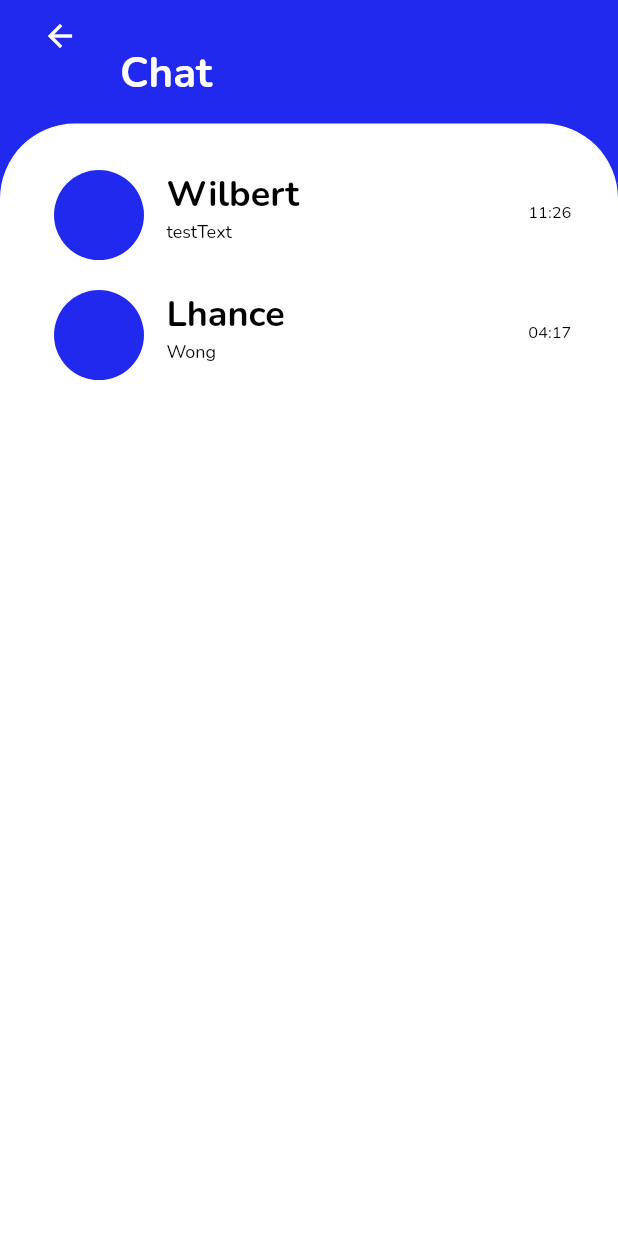
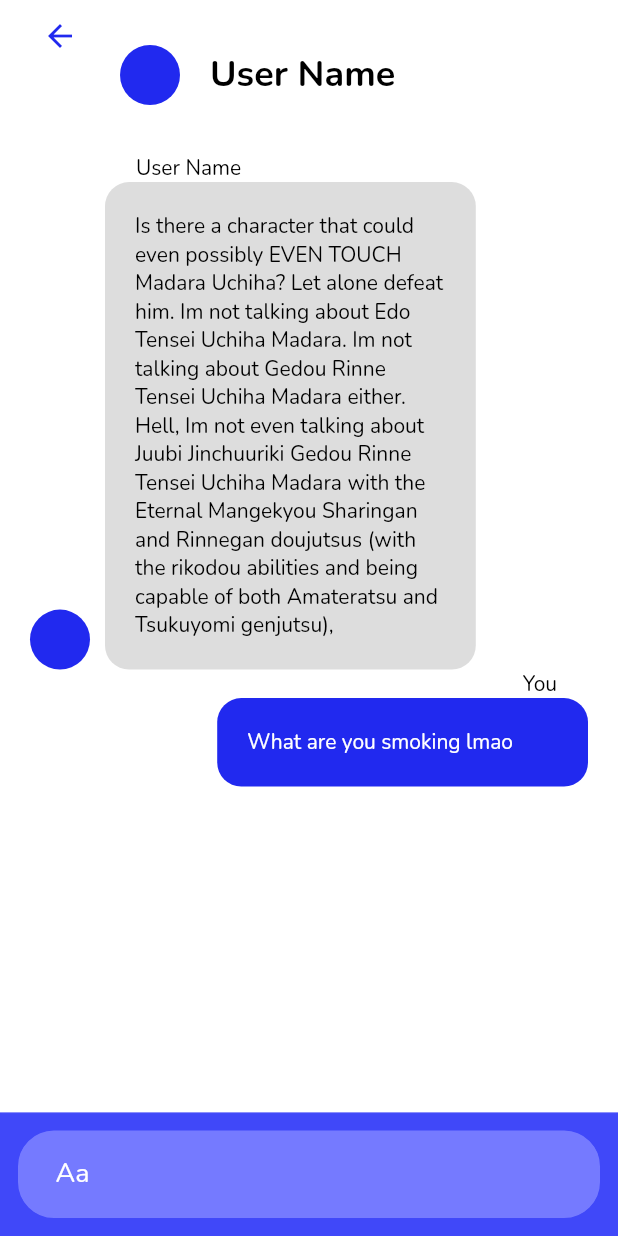
Before and after one commit to lhancewong/CSCI42-One-Big-Car, a Flutter app: the screen it shows after launch, on a phone screen of 412 x 824 dp. Run offline on Flutter 3.47's test engine with Material 2 defaults, Android fonts, the phone set to English and light mode, and no system bars; our stand-ins replace date_field, firebase_auth, firebase_core; missing offline and left inert: firebase_ui_auth; accounts and stored records are empty.

Commit message:
Added chat_page wireframe

```diff
--- a/lib/main.dart
+++ b/lib/main.dart
@@ -14,6 +14,7 @@ import 'package:one_big_car/pages/landing_page.dart';
 import 'package:one_big_car/pages/single_booking.dart';
 import 'package:one_big_car/pages/ride_history.dart';
 import 'package:one_big_car/pages/chat_selection.dart';
+import 'package:one_big_car/pages/chat_page.dart';
 
 Future<void> main() async {
   WidgetsFlutterBinding.ensureInitialized();
@@ -38,7 +39,7 @@ class MyApp extends StatelessWidget {
       theme: ThemeData(
         primarySwatch: Colors.blue,
       ),
-      initialRoute: '/ChatSelection',
+      initialRoute: '/ChatPage',
       routes: {
         '/': (context) => const Landing(),
         '/Homepage': (context) => const UserHomepage(),
@@ -46,6 +47,7 @@ class MyApp extends StatelessWidget {
         '/SingleBooking': (context) => const SingleBooking(),
         '/RideHistory': (context) => const RideHistory(),
         '/ChatSelection': (context) => const ChatSelection(),
+        '/ChatPage': (context) => const ChatPage(),
         '/LogIn': ((context) {
           return SignInScreen(
             actions: [
--- /dev/null
+++ b/lib/pages/chat_page.dart
@@ -0,0 +1,219 @@
+import 'package:firebase_auth/firebase_auth.dart'
+    hide EmailAuthProvider, PhoneAuthProvider;
+import 'package:flutter/material.dart';
+import 'package:intl/intl.dart';
+
+class ChatPage extends StatefulWidget {
+  const ChatPage({super.key});
+
+  @override
+  State<ChatPage> createState() => _ChatPageState();
+}
+
+class _ChatPageState extends State<ChatPage> {
+  final FirebaseAuth auth = FirebaseAuth.instance;
+
+  String getData() {
+    final User user = auth.currentUser!;
+    return user.displayName!;
+  }
+
+  @override
+  Widget build(BuildContext context) {
+    double screenHeight = MediaQuery.of(context).size.height;
+    double screenWidth = MediaQuery.of(context).size.width;
+
+    return Scaffold(
+      backgroundColor: Color.fromARGB(255, 255, 255, 255),
+      floatingActionButtonLocation: FloatingActionButtonLocation.startTop,
+      floatingActionButton: const BackButton(
+        color: Color.fromRGBO(33, 41, 239, 1),
+      ),
+      body: Stack(
+        children: [
+          Container(
+            margin: const EdgeInsets.symmetric(horizontal: 80, vertical: 30),
+
+            /// Top Bar containing chatter's icon and name
+            child: Row(
+              children: [
+                Container(
+                  width: 40,
+                  height: 40,
+                  decoration: BoxDecoration(
+                    shape: BoxShape.circle,
+                    color: Color.fromRGBO(33, 41, 239, 1),
+                  ),
+                ),
+                Container(
+                    margin: const EdgeInsets.only(left: 20),
+                    child: const Text(
+                      "User Name",
+                      style: const TextStyle(
+                        fontWeight: FontWeight.w600,
+                        fontSize: 24,
+                        fontFamily: 'Nunito',
+                        color: Color.fromARGB(255, 0, 0, 0),
+                      ),
+                    ))
+              ],
+            ),
+          ),
+
+          /// Chat messages of you and the chatter
+          Align(
+            alignment: Alignment.bottomCenter,
+            child: Container(
+              padding: const EdgeInsets.all(20.0),
+              height: screenHeight * 0.9,
+              child: Column(
+                children: [
+                  /// This is the person your chatting with's chat and icon (left side)
+                  Container(
+                    child: Row(
+                      crossAxisAlignment: CrossAxisAlignment.end,
+                      children: [
+                        Align(
+                          alignment: Alignment.bottomLeft,
+                          child: Container(
+                            width: 40,
+                            height: 40,
+                            decoration: BoxDecoration(
+                              shape: BoxShape.circle,
+                              color: Color.fromRGBO(33, 41, 239, 1),
+                            ),
+                          ),
+                        ),
+                        Container(
+                          child: Column(
+                            children: [
+                              Container(
+                                margin: const EdgeInsets.only(left: 10),
+                                width: screenWidth * 0.50,
+                                child: const Text(
+                                  "User Name",
+                                  style: const TextStyle(
+                                    fontWeight: FontWeight.w300,
+                                    fontSize: 14,
+                                    fontFamily: 'Nunito',
+                                    color: Color.fromARGB(255, 0, 0, 0),
+                                  ),
+                                  textAlign: TextAlign.left,
+                                ),
+                              ),
+                              Container(
+                                width: screenWidth * 0.60,
+                                decoration: const BoxDecoration(
+                                  borderRadius:
+                                      BorderRadius.all(Radius.circular(16)),
+                                  color: Color.fromARGB(255, 221, 221, 221),
+                                ),
+                                padding: const EdgeInsets.all(20),
+                                margin: const EdgeInsets.only(left: 10),
+                                child: const Text(
+                                  "Is there a character that could even possibly EVEN TOUCH Madara Uchiha? Let alone defeat him. Im not talking about Edo Tensei Uchiha Madara. Im not talking about Gedou Rinne Tensei Uchiha Madara either. Hell, Im not even talking about Juubi Jinchuuriki Gedou Rinne Tensei Uchiha Madara with the Eternal Mangekyou Sharingan and Rinnegan doujutsus (with the rikodou abilities and being capable of both Amateratsu and Tsukuyomi genjutsu), ",
+                                  style: const TextStyle(
+                                    fontWeight: FontWeight.w300,
+                                    fontSize: 14,
+                                    fontFamily: 'Nunito',
+                                    color: Color.fromARGB(255, 0, 0, 0),
+                                  ),
+                                ),
+                              ),
+                            ],
+                          ),
+                        )
+                      ],
+                    ),
+                  ),
+
+                  /// This is your chat and icon (right side)
+                  Container(
+                    child: Row(
+                      crossAxisAlignment: CrossAxisAlignment.start,
+                      mainAxisAlignment: MainAxisAlignment.end,
+                      children: [
+                        Container(
+                          child: Column(
+                            children: [
+                              Container(
+                                margin: const EdgeInsets.only(left: 10),
+                                width: screenWidth * 0.50,
+                                child: const Text(
+                                  "You",
+                                  style: const TextStyle(
+                                    fontWeight: FontWeight.w300,
+                                    fontSize: 14,
+                                    fontFamily: 'Nunito',
+                                    color: Color.fromARGB(255, 0, 0, 0),
+                                  ),
+                                  textAlign: TextAlign.right,
+                                ),
+                              ),
+                              Container(
+                                width: screenWidth * 0.60,
+                                decoration: const BoxDecoration(
+                                  borderRadius:
+                                      BorderRadius.all(Radius.circular(16)),
+                                  color: Color.fromRGBO(33, 41, 239, 1),
+                                ),
+                                padding: const EdgeInsets.all(20),
+                                margin: const EdgeInsets.only(left: 10),
+                                child: const Text(
+                                  "What are you smoking lmao",
+                                  style: const TextStyle(
+                                    fontWeight: FontWeight.w300,
+                                    fontSize: 14,
+                                    fontFamily: 'Nunito',
+                                    color: Color.fromARGB(255, 255, 255, 255),
+                                  ),
+                                ),
+                              ),
+                            ],
+                          ),
+                        )
+                      ],
+                    ),
+                  )
+                ],
+              ),
+            ),
+          ),
+          Align(
+            alignment: Alignment.bottomCenter,
+            child: Container(
+                padding: const EdgeInsets.all(10.0),
+                height: screenHeight * 0.10,
+                width: screenWidth,
+                decoration: BoxDecoration(
+                  border: Border.all(color: Color.fromARGB(255, 64, 72, 249)),
+                  color: Color.fromARGB(255, 64, 72, 249),
+                ),
+                child: Container(
+                  padding: const EdgeInsets.only(left: 25.0),
+                  width: screenWidth * 0.9,
+                  height: screenHeight * 0.08,
+                  decoration: BoxDecoration(
+                    border: Border.all(color: Color.fromARGB(255, 64, 72, 249)),
+                    color: Color.fromARGB(255, 117, 122, 255),
+                    borderRadius: const BorderRadius.all(Radius.circular(25)),
+                  ),
+                  child: Align(
+                      alignment: Alignment.centerLeft,
+                      child: const Text(
+                        "Aa",
+                        style: const TextStyle(
+                          fontWeight: FontWeight.w300,
+                          fontSize: 18,
+                          fontFamily: 'Nunito',
+                          color: Color.fromARGB(255, 255, 255, 255),
+                        ),
+                        textAlign: TextAlign.left,
+                      )),
+                )),
+          )
+        ],
+      ),
+    );
+  }
+}
--- a/lib/pages/chat_selection.dart
+++ b/lib/pages/chat_selection.dart
@@ -54,6 +54,8 @@ class _ChatSelectionState extends State<ChatSelection> {
                 ),
                 color: Color.fromARGB(255, 255, 255, 255),
               ),
+
+              /// Each Selection of chat showing name and picture
               child: Column(
                 children: [
                   ChatBox(
```
